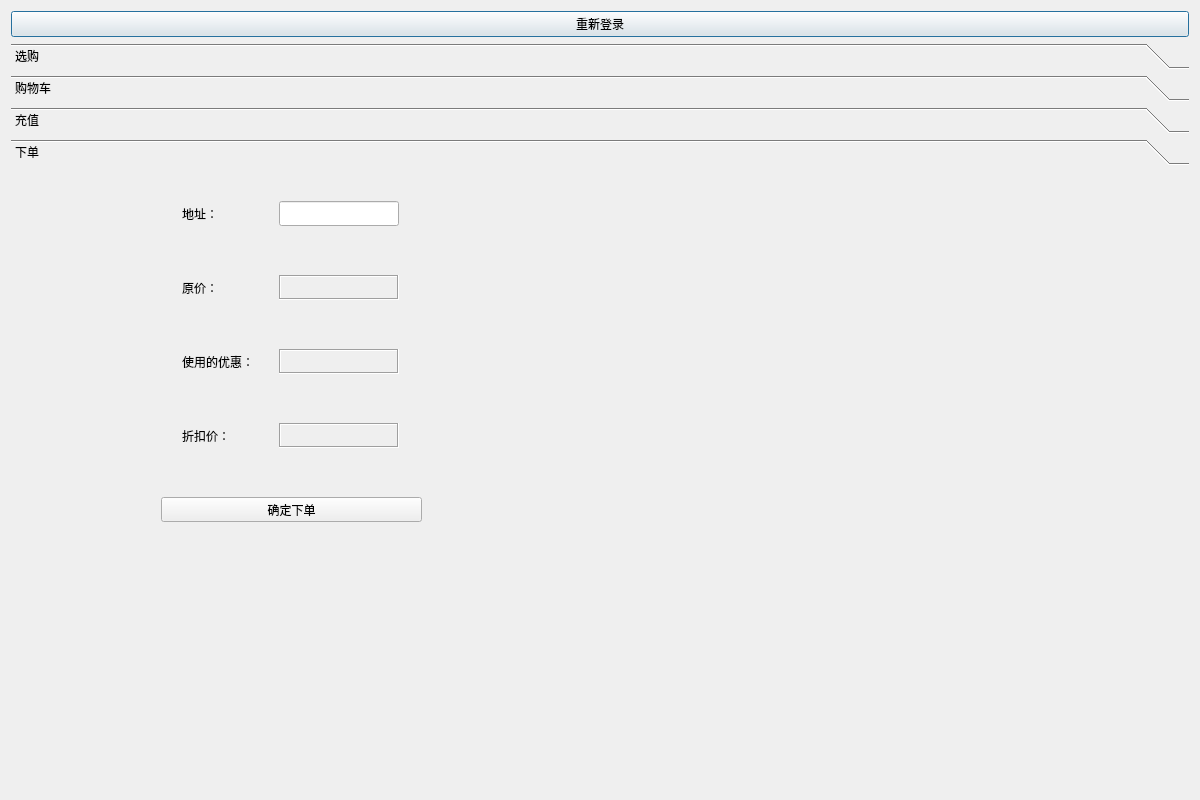
Old version of the form myclient.ui in the repository XMeleny/DB.
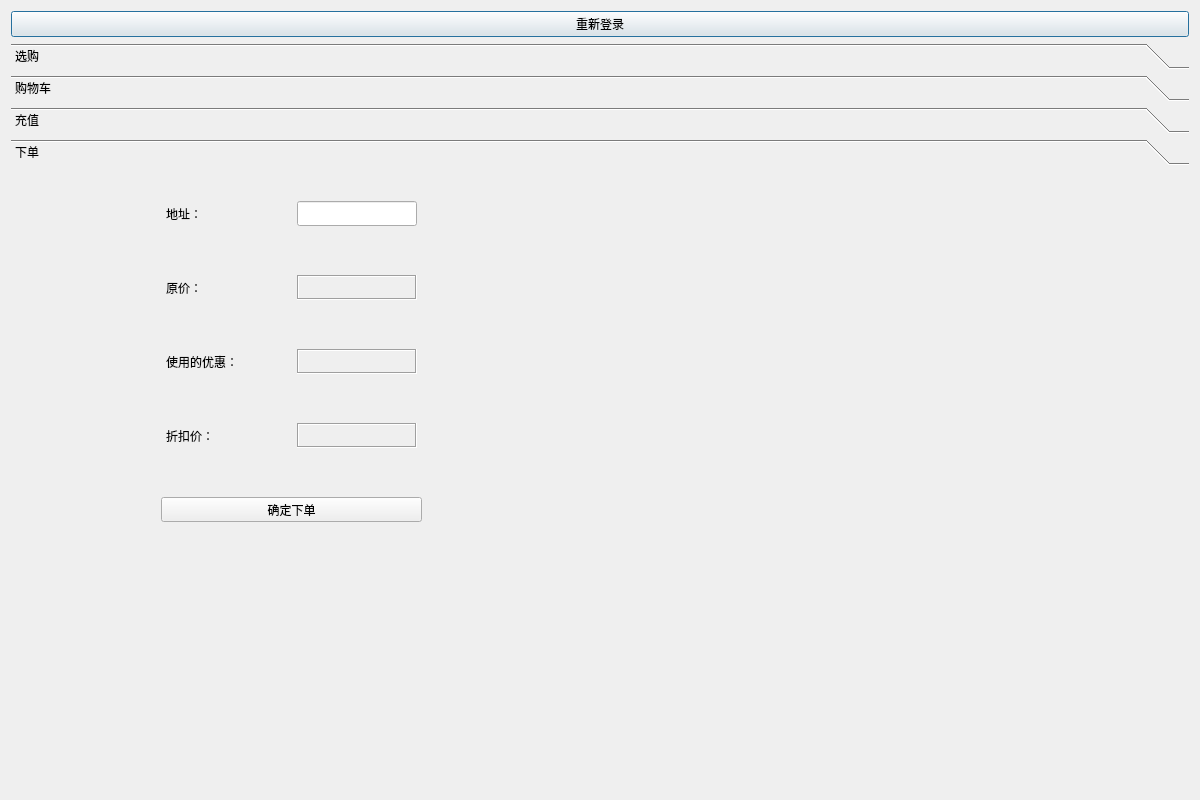
New version of the form. The open tabs and pages were chosen to show the change.

Commit message: slightly modify the size

Diff of the .ui file:
```diff
--- a/myclient.ui
+++ b/myclient.ui
@@ -1012,7 +1012,7 @@
       <attribute name="label">
        <string>下单</string>
       </attribute>
-      <widget class="QWidget" name="">
+      <widget class="QWidget" name="layoutWidget">
        <property name="geometry">
         <rect>
          <x>150</x>
@@ -1028,13 +1028,13 @@
            <widget class="QLabel" name="label_16">
             <property name="minimumSize">
              <size>
-              <width>70</width>
+              <width>120</width>
               <height>25</height>
              </size>
             </property>
             <property name="maximumSize">
              <size>
-              <width>70</width>
+              <width>120</width>
               <height>25</height>
              </size>
             </property>
@@ -1080,13 +1080,13 @@
            <widget class="QLabel" name="label_19">
             <property name="minimumSize">
              <size>
-              <width>70</width>
+              <width>120</width>
               <height>25</height>
              </size>
             </property>
             <property name="maximumSize">
              <size>
-              <width>70</width>
+              <width>120</width>
               <height>25</height>
              </size>
             </property>
@@ -1141,13 +1141,13 @@
            <widget class="QLabel" name="label_21">
             <property name="minimumSize">
              <size>
-              <width>70</width>
+              <width>120</width>
               <height>25</height>
              </size>
             </property>
             <property name="maximumSize">
              <size>
-              <width>70</width>
+              <width>120</width>
               <height>25</height>
              </size>
             </property>
@@ -1208,13 +1208,13 @@
            <widget class="QLabel" name="label_23">
             <property name="minimumSize">
              <size>
-              <width>70</width>
+              <width>120</width>
               <height>25</height>
              </size>
             </property>
             <property name="maximumSize">
              <size>
-              <width>70</width>
+              <width>120</width>
               <height>25</height>
              </size>
             </property>
```
Left out of the diff: 2 changed lines with no effect on the pictures. The commit also changes 1 other file.
